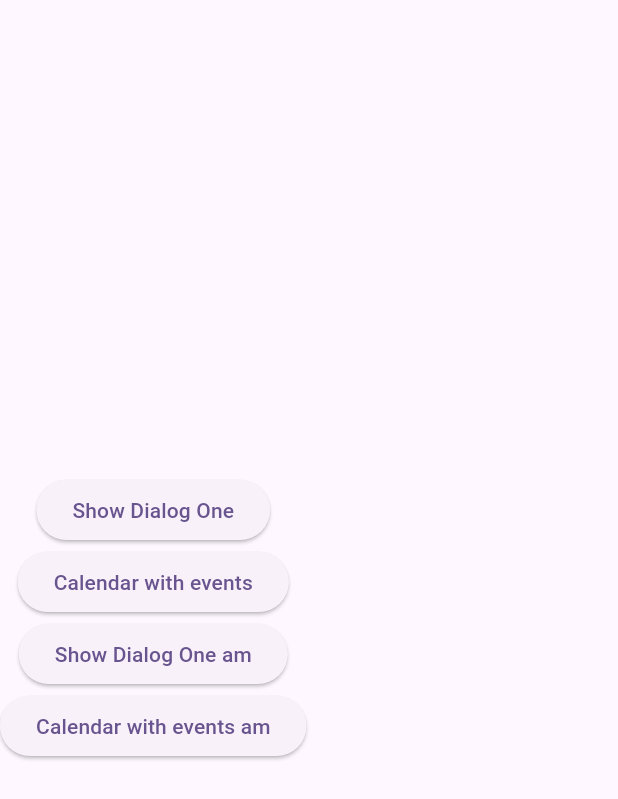
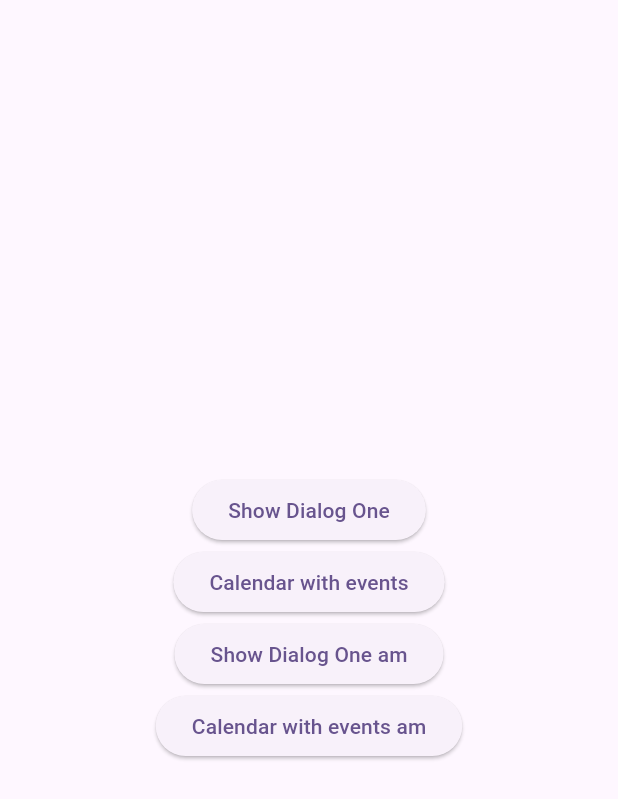
Before and after one commit to KhalidMeftu/ethiopiandatetimepickerandconverter, a Flutter app: the screen it shows after launch, on a phone screen of 412 x 824 dp. Shown: the top 799 px of the screen. Run offline on Flutter 3.47's test engine with Material 2 defaults, Android fonts, the phone set to English and light mode, and no system bars; our stand-ins replace equatable, flutter_bloc; missing offline and left inert: abushakir.

Commit message:
example app ui fix

```diff
--- a/example/lib/home_page.dart
+++ b/example/lib/home_page.dart
@@ -28,7 +28,9 @@ class _HomePageState extends State<HomePage> {
       //   final bool colorStatus;
       //   final int startYear;
       //   final int endYear;
-      body: Column(
+      body: SizedBox(
+        width: double.infinity,
+        child: Column(
           crossAxisAlignment: CrossAxisAlignment.center,
           mainAxisAlignment: MainAxisAlignment.center,
           children: [
@@ -133,6 +135,7 @@ class _HomePageState extends State<HomePage> {
             ),
           ],
         ),
+      ),
     );
   }
 }
```
Lines whose indentation alone changed are shown as unchanged.
